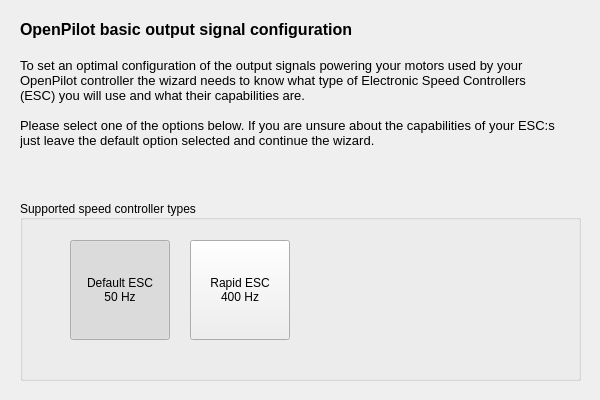
Qt form ground/openpilotgcs/src/plugins/setupwizard/pages/outputpage.ui (openpilot/OpenPilot) before a commit.
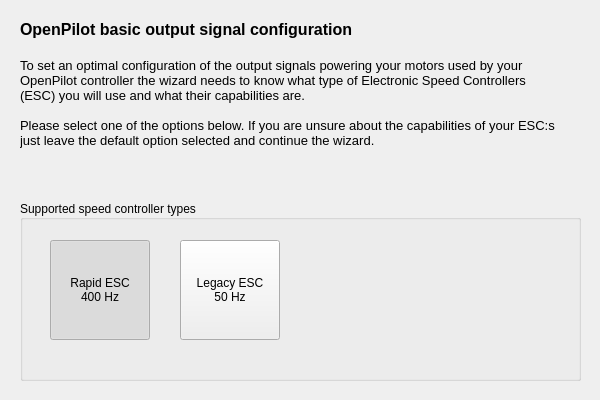
The same form after that commit.

Commit message: OP-39 Re-factored the configuration code to be implemented in a separate helper class to enable it to be used in a better and more stand alone way. The actual wizard class does not contain any uavo configuration code at all now. Added an interface that provides all configuration parameters for a vehicle. Changed the default ESC to Rapid instead of Default 50Hz. Default ESC was renamed to Legacy ESC. Started to implement mixer configuration. Started to implement flight mode configuration code. Cleaned up some code and removed warnings.

What changed in the file:
```diff
--- a/ground/openpilotgcs/src/plugins/setupwizard/pages/outputpage.ui
+++ b/ground/openpilotgcs/src/plugins/setupwizard/pages/outputpage.ui
@@ -64,7 +64,7 @@
    <widget class="QPushButton" name="defaultESCButton">
     <property name="geometry">
      <rect>
-      <x>50</x>
+      <x>160</x>
       <y>40</y>
       <width>100</width>
       <height>100</height>
@@ -74,14 +74,14 @@
      <string>Tricopter, Quadcopter, Hexacopter, Octocopter</string>
     </property>
     <property name="text">
-     <string>Default ESC
+     <string>Legacy ESC
 50 Hz</string>
     </property>
     <property name="checkable">
      <bool>true</bool>
     </property>
     <property name="checked">
-     <bool>true</bool>
+     <bool>false</bool>
     </property>
     <property name="autoExclusive">
      <bool>true</bool>
@@ -93,7 +93,7 @@
    <widget class="QPushButton" name="rapidESCButton">
     <property name="geometry">
      <rect>
-      <x>170</x>
+      <x>30</x>
       <y>40</y>
       <width>100</width>
       <height>100</height>
@@ -109,6 +109,9 @@
     <property name="checkable">
      <bool>true</bool>
     </property>
+    <property name="checked">
+     <bool>true</bool>
+    </property>
     <property name="autoExclusive">
      <bool>true</bool>
     </property>
```
The commit also changes 8 other files.
